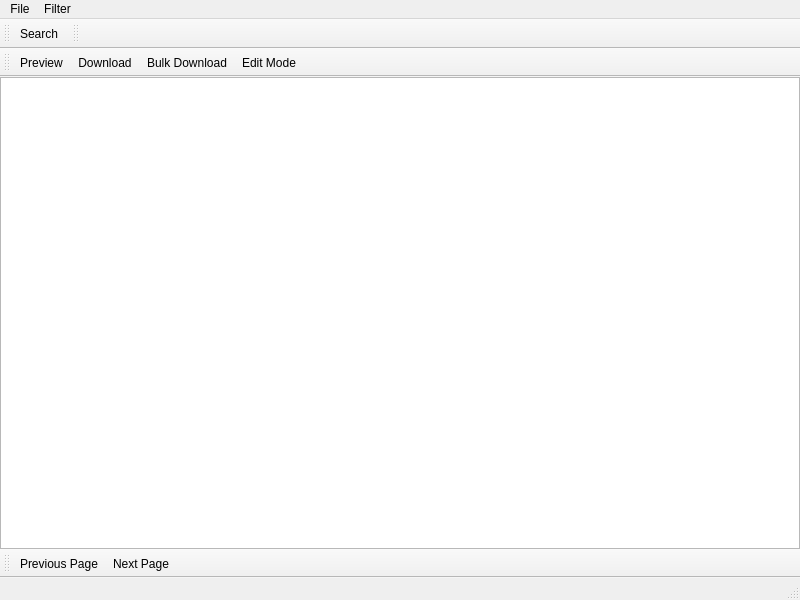
kaniol-lck/Paperless-Client, file src/ui/viewwidget.ui: the form before one commit.
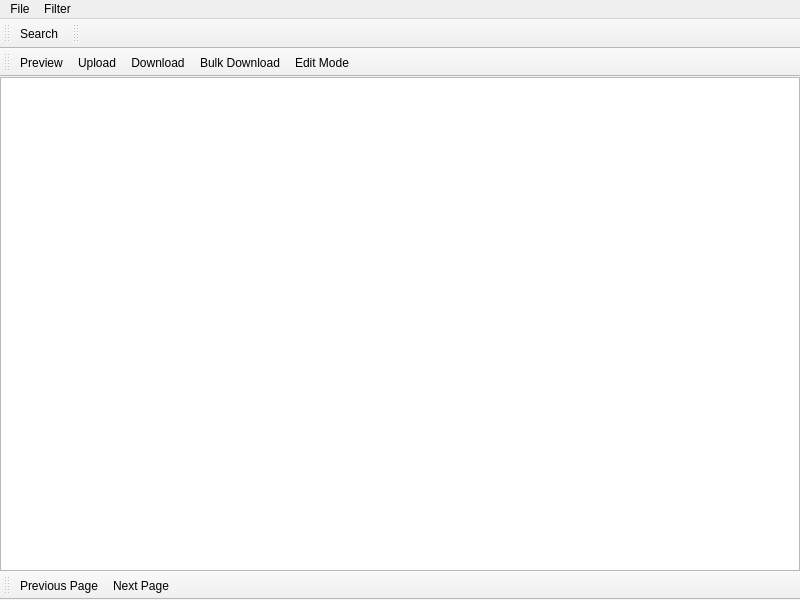
The form after the commit. Icons and pictures are not drawn.

Diff of the .ui file:
```diff
--- a/src/ui/viewwidget.ui
+++ b/src/ui/viewwidget.ui
@@ -120,7 +120,6 @@
    <addaction name="menuFile"/>
    <addaction name="menuSearch"/>
   </widget>
-  <widget class="QStatusBar" name="statusbar"/>
   <widget class="QToolBar" name="pageBar">
    <property name="windowTitle">
     <string>toolBar</string>
@@ -177,6 +176,7 @@
     <bool>true</bool>
    </attribute>
    <addaction name="actionPreview"/>
+   <addaction name="actionUpload"/>
    <addaction name="actionDownload"/>
    <addaction name="actionBulk_Download"/>
    <addaction name="actionEdit_Mode"/>
@@ -274,6 +274,11 @@
     <enum>QAction::MenuRole::NoRole</enum>
    </property>
   </action>
+  <action name="actionUpload">
+   <property name="text">
+    <string>Upload</string>
+   </property>
+  </action>
  </widget>
  <resources/>
  <connections/>
```
Left out of the diff: 5 changed lines with no effect on the pictures.
